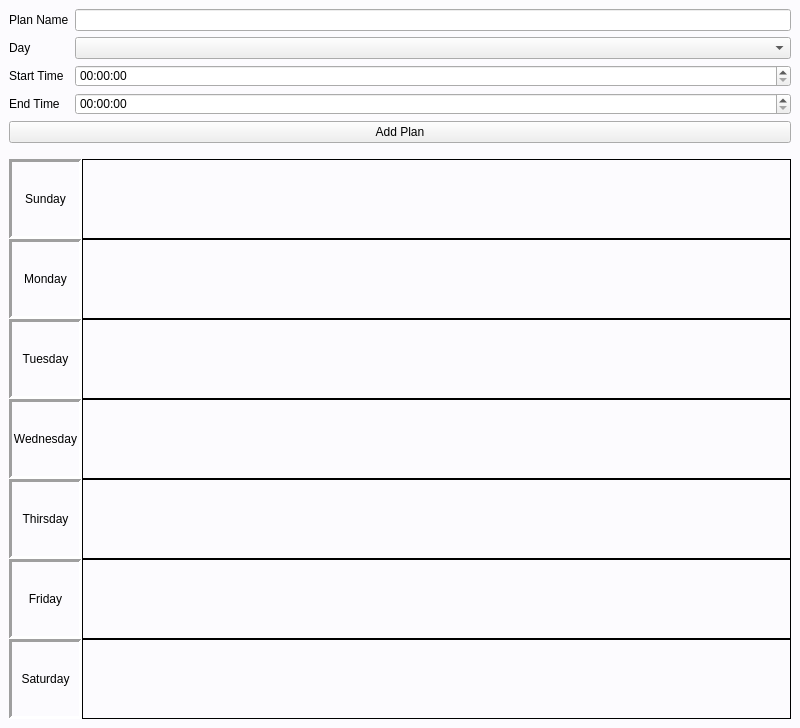
Above: mainwindow.ui from qwertyhoge/timetable_qt before the change. Below: the same form after it.
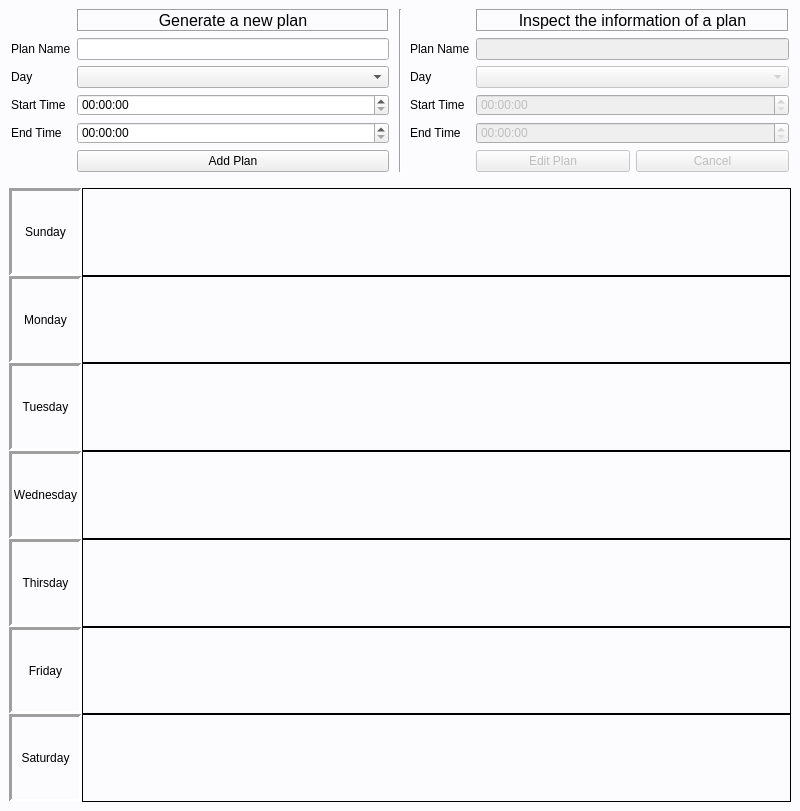
That is the form after the change.

Commit message: [ADD] #3 added inspection area to see the information of a clicked plan

Patch:
```diff
--- a/mainwindow.ui
+++ b/mainwindow.ui
@@ -7,7 +7,7 @@
     <x>0</x>
     <y>0</y>
     <width>800</width>
-    <height>601</height>
+    <height>811</height>
    </rect>
   </property>
   <property name="windowTitle">
@@ -19,11 +19,16 @@
 }</string>
   </property>
   <widget class="QWidget" name="apparea">
-   <layout class="QVBoxLayout" name="verticalLayout" stretch="0,0,1">
+   <layout class="QVBoxLayout" name="verticalLayout" stretch="0,1">
     <item>
-     <layout class="QFormLayout" name="formLayout">
-      <property name="verticalSpacing">
-       <number>6</number>
+     <layout class="QHBoxLayout" name="horizontalLayout">
+      <item>
+       <layout class="QFormLayout" name="addForm">
+        <property name="leftMargin">
+         <number>2</number>
+        </property>
+        <property name="rightMargin">
+         <number>4</number>
       </property>
       <item row="1" column="0">
        <widget class="QLabel" name="formNameLabel">
@@ -44,6 +49,15 @@
       </item>
       <item row="2" column="1">
        <widget class="QComboBox" name="formDayCombo">
+          <property name="enabled">
+           <bool>true</bool>
+          </property>
+          <property name="editable">
+           <bool>false</bool>
+          </property>
+          <property name="currentText">
+           <string/>
+          </property>
         <property name="currentIndex">
          <number>-1</number>
         </property>
@@ -84,50 +98,236 @@
         </item>
        </widget>
       </item>
-      <item row="3" column="0">
+        <item row="5" column="0">
        <widget class="QLabel" name="formStartLabel">
         <property name="text">
          <string>Start Time</string>
         </property>
        </widget>
       </item>
+        <item row="5" column="1">
+         <widget class="QTimeEdit" name="formStartTime"/>
+        </item>
+        <item row="8" column="1">
+         <widget class="QPushButton" name="addPlanButton">
+          <property name="text">
+           <string>Add Plan</string>
+          </property>
+         </widget>
+        </item>
+        <item row="6" column="0">
+         <widget class="QLabel" name="formEndLabel">
+          <property name="text">
+           <string>End Time</string>
+          </property>
+         </widget>
+        </item>
+        <item row="6" column="1">
+         <widget class="QTimeEdit" name="formEndTime"/>
+        </item>
+        <item row="0" column="1">
+         <widget class="QLabel" name="generateFormLabel">
+          <property name="styleSheet">
+           <string notr="true">font-size: 16px;</string>
+          </property>
+          <property name="frameShape">
+           <enum>QFrame::Box</enum>
+          </property>
+          <property name="frameShadow">
+           <enum>QFrame::Sunken</enum>
+          </property>
+          <property name="text">
+           <string>Generate a new plan</string>
+          </property>
+          <property name="textFormat">
+           <enum>Qt::AutoText</enum>
+          </property>
+          <property name="scaledContents">
+           <bool>false</bool>
+          </property>
+          <property name="alignment">
+           <set>Qt::AlignCenter</set>
+          </property>
+          <property name="margin">
+           <number>5</number>
+          </property>
+          <property name="indent">
+           <number>-1</number>
+          </property>
+         </widget>
+        </item>
+       </layout>
+      </item>
+      <item>
+       <widget class="Line" name="line">
+        <property name="orientation">
+         <enum>Qt::Vertical</enum>
+        </property>
+       </widget>
+      </item>
+      <item>
+       <layout class="QFormLayout" name="inspectForm">
+        <property name="leftMargin">
+         <number>2</number>
+        </property>
+        <property name="rightMargin">
+         <number>2</number>
+        </property>
+        <item row="2" column="0">
+         <widget class="QLabel" name="inspectNameLabel">
+          <property name="text">
+           <string>Plan Name</string>
+          </property>
+         </widget>
+        </item>
+        <item row="2" column="1">
+         <widget class="QLineEdit" name="inspectNameLine">
+          <property name="enabled">
+           <bool>false</bool>
+          </property>
+          <property name="readOnly">
+           <bool>false</bool>
+          </property>
+         </widget>
+        </item>
+        <item row="3" column="0">
+         <widget class="QLabel" name="inspectDayLabel">
+          <property name="text">
+           <string>Day</string>
+          </property>
+         </widget>
+        </item>
       <item row="3" column="1">
-       <widget class="QTimeEdit" name="formStartTime">
-        <property name="mouseTracking">
+         <widget class="QComboBox" name="inspectDayCombo">
+          <property name="enabled">
          <bool>false</bool>
         </property>
-        <property name="correctionMode">
-         <enum>QAbstractSpinBox::CorrectToPreviousValue</enum>
-        </property>
-        <property name="currentSection">
-         <enum>QDateTimeEdit::HourSection</enum>
-        </property>
-        <property name="calendarPopup">
-         <bool>false</bool>
-        </property>
+          <property name="currentIndex">
+           <number>-1</number>
+          </property>
+          <item>
+           <property name="text">
+            <string>Sunday</string>
+           </property>
+          </item>
+          <item>
+           <property name="text">
+            <string>Monday</string>
+           </property>
+          </item>
+          <item>
+           <property name="text">
+            <string>Tuesday</string>
+           </property>
+          </item>
+          <item>
+           <property name="text">
+            <string>Wednesday</string>
+           </property>
+          </item>
+          <item>
+           <property name="text">
+            <string>Thirsday</string>
+           </property>
+          </item>
+          <item>
+           <property name="text">
+            <string>Friday</string>
+           </property>
+          </item>
+          <item>
+           <property name="text">
+            <string>Saturday</string>
+           </property>
+          </item>
        </widget>
       </item>
       <item row="4" column="0">
-       <widget class="QLabel" name="formEndLabel">
+         <widget class="QLabel" name="inspectStartLabel">
         <property name="text">
-         <string>End Time</string>
+           <string>Start Time</string>
         </property>
        </widget>
       </item>
       <item row="4" column="1">
-       <widget class="QTimeEdit" name="formEndTime"/>
-      </item>
-     </layout>
-    </item>
+         <widget class="QTimeEdit" name="inspectStartTime">
+          <property name="enabled">
+           <bool>false</bool>
+          </property>
+          <property name="readOnly">
+           <bool>false</bool>
+          </property>
+         </widget>
+        </item>
+        <item row="5" column="0">
+         <widget class="QLabel" name="inspectEndLabel">
+          <property name="text">
+           <string>End Time</string>
+          </property>
+         </widget>
+        </item>
+        <item row="5" column="1">
+         <widget class="QTimeEdit" name="inspectEndTime">
+          <property name="enabled">
+           <bool>false</bool>
+          </property>
+          <property name="readOnly">
+           <bool>false</bool>
+          </property>
+         </widget>
+        </item>
+        <item row="7" column="1">
+         <layout class="QHBoxLayout" name="horizontalLayout_2">
     <item>
-     <widget class="QPushButton" name="addPlanButton">
+           <widget class="QPushButton" name="editButton">
+            <property name="enabled">
+             <bool>false</bool>
+            </property>
       <property name="text">
-       <string>Add Plan</string>
-      </property>
-      <property name="flat">
+             <string>Edit Plan</string>
+            </property>
+           </widget>
+          </item>
+          <item>
+           <widget class="QPushButton" name="editCancelButton">
+            <property name="enabled">
        <bool>false</bool>
       </property>
-     </widget>
+            <property name="text">
+             <string>Cancel</string>
+            </property>
+           </widget>
+          </item>
+         </layout>
+        </item>
+        <item row="1" column="1">
+         <widget class="QLabel" name="inspectFormLabel">
+          <property name="styleSheet">
+           <string notr="true">font-size: 16px;</string>
+          </property>
+          <property name="frameShape">
+           <enum>QFrame::Box</enum>
+          </property>
+          <property name="frameShadow">
+           <enum>QFrame::Sunken</enum>
+          </property>
+          <property name="text">
+           <string>Inspect the information of a plan</string>
+          </property>
+          <property name="textFormat">
+           <enum>Qt::AutoText</enum>
+          </property>
+          <property name="alignment">
+           <set>Qt::AlignCenter</set>
+          </property>
+          <property name="margin">
+           <number>5</number>
+          </property>
+         </widget>
+        </item>
+       </layout>
+      </item>
+     </layout>
     </item>
     <item>
      <layout class="QVBoxLayout" name="timetable">
```
Lines whose indentation alone changed are shown as unchanged. The commit also changes 4 other files.
